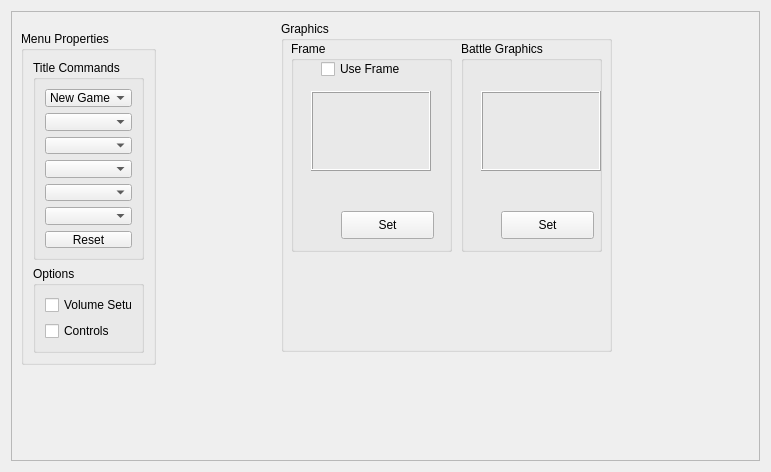
Qt form src/tools/qdbpagesystem2.ui (deadelf79/Editor-Qt) before a commit.
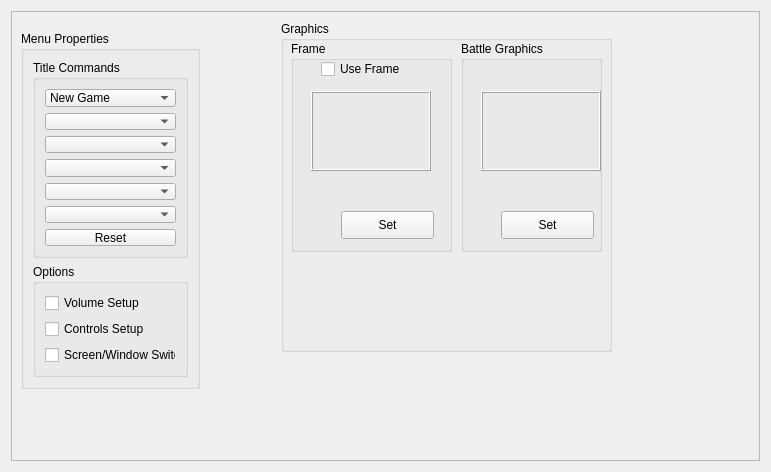
The same form after that commit.

What changed in the file:
```diff
--- a/src/tools/qdbpagesystem2.ui
+++ b/src/tools/qdbpagesystem2.ui
@@ -137,8 +137,8 @@
        <rect>
         <x>10</x>
         <y>20</y>
-        <width>135</width>
-        <height>334</height>
+        <width>179</width>
+        <height>358</height>
        </rect>
       </property>
       <layout class="QVBoxLayout" name="verticalLayout">
@@ -229,7 +229,14 @@
              <item>
               <widget class="QCheckBox" name="checkBox_2">
                <property name="text">
-                <string>Controls</string>
+                <string>Controls Setup</string>
+               </property>
+              </widget>
+             </item>
+             <item>
+              <widget class="QCheckBox" name="checkBox_3">
+               <property name="text">
+                <string>Screen/Window Switch</string>
                </property>
               </widget>
              </item>
```
